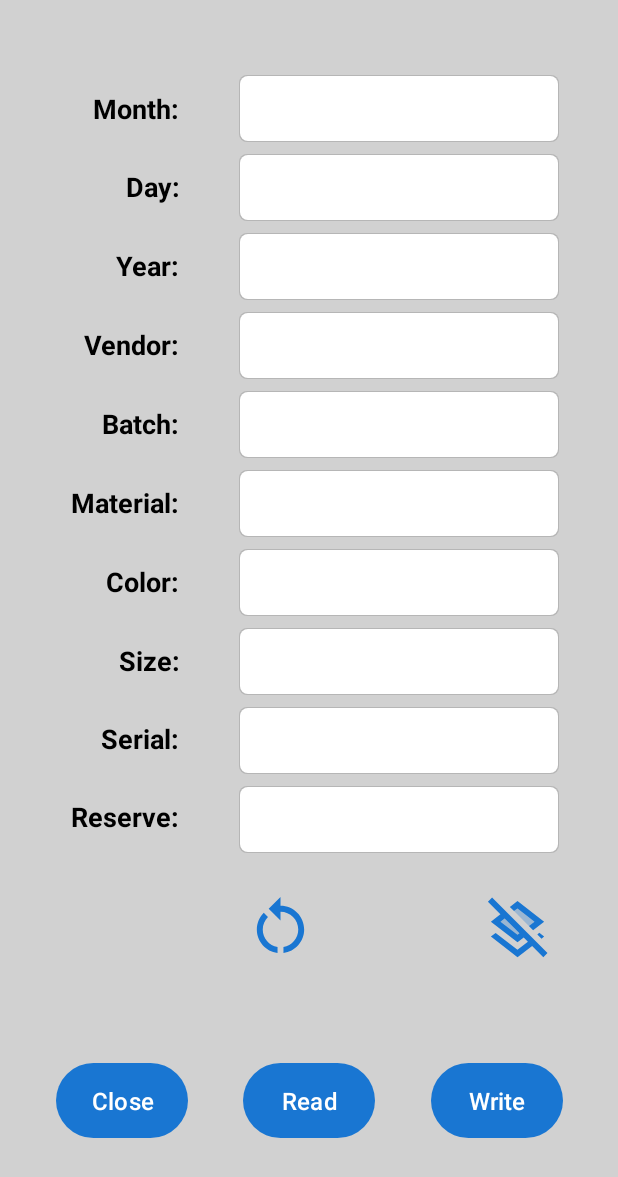
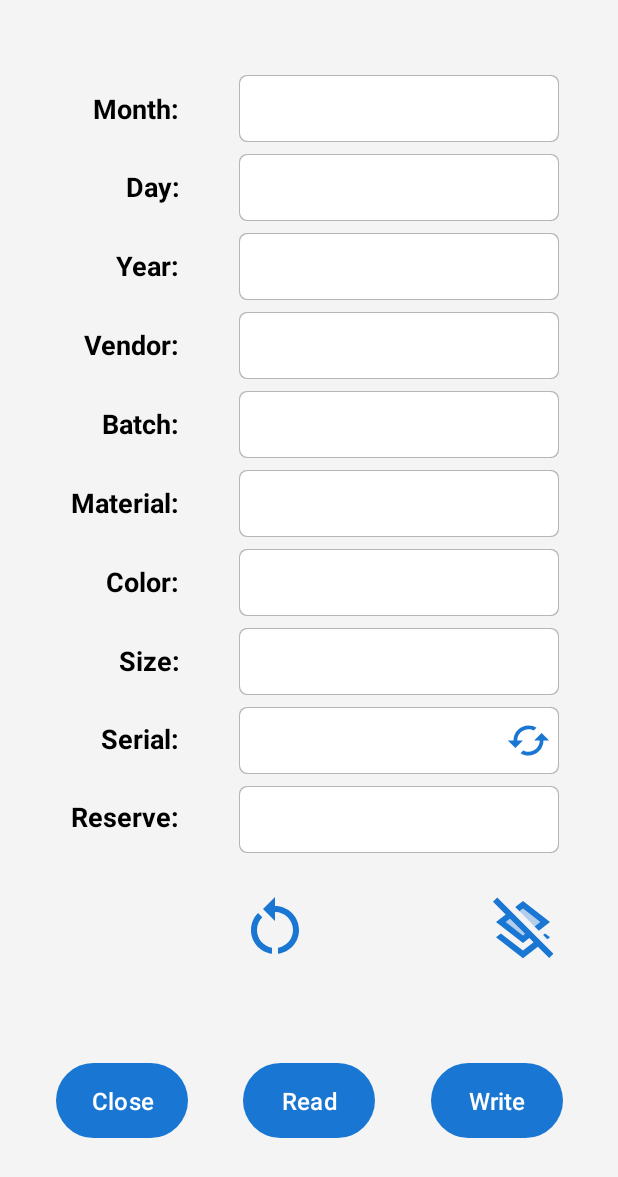
Before and after one commit to Xander93/K2-RFID, an Android app: the layout manual_dialog.xml on its own in the app's theme, with its tools: preview values and no code run, on a phone screen of 412 x 824 dp. Shown: the top 1177 px of the screen. Run offline under Robolectric (Android 15) with nearby library versions, the phone set to English and light mode, and no system bars.

Commit message:
ui tweaks

```diff
--- /dev/null
+++ b/Android/SpoolID/app/src/main/res/drawable/twotone_cached_24.xml
@@ -0,0 +1,10 @@
+<vector xmlns:android="http://schemas.android.com/apk/res/android"
+    android:width="24dp"
+    android:height="24dp"
+    android:viewportWidth="24"
+    android:viewportHeight="24"
+    android:tint="?attr/colorControlNormal">
+  <path
+      android:fillColor="@android:color/white"
+      android:pathData="M19,8l-4,4h3c0,3.31 -2.69,6 -6,6 -1.01,0 -1.97,-0.25 -2.8,-0.7l-1.46,1.46C8.97,19.54 10.43,20 12,20c4.42,0 8,-3.58 8,-8h3l-4,-4zM6,12c0,-3.31 2.69,-6 6,-6 1.01,0 1.97,0.25 2.8,0.7l1.46,-1.46C15.03,4.46 13.57,4 12,4c-4.42,0 -8,3.58 -8,8H1l4,4 4,-4H6z"/>
+</vector>
--- a/Android/SpoolID/app/src/main/res/layout/manual_dialog.xml
+++ b/Android/SpoolID/app/src/main/res/layout/manual_dialog.xml
@@ -4,7 +4,7 @@
         xmlns:app="http://schemas.android.com/apk/res-auto"
         android:layout_width="match_parent"
         android:layout_height="match_parent"
-        android:background="#D1D1D1"
+        android:background="#F4F4F4"
         android:fillViewport="true"
         app:layout_constraintBottom_toBottomOf="parent"
         app:layout_constraintEnd_toEndOf="parent"
@@ -25,8 +25,8 @@
 
             <ImageView
                 android:id="@+id/btnfmt"
-                android:layout_width="55dp"
-                android:layout_height="47dp"
+                android:layout_width="48dp"
+                android:layout_height="48dp"
                 android:layout_marginTop="28dp"
                 android:contentDescription="@string/format_tag"
                 app:layout_constraintEnd_toEndOf="@+id/txtreserve"
@@ -36,8 +36,8 @@
 
             <ImageView
                 android:id="@+id/btnrst"
-                android:layout_width="55dp"
-                android:layout_height="47dp"
+                android:layout_width="48dp"
+                android:layout_height="48dp"
                 android:layout_marginTop="25dp"
                 android:contentDescription="@string/reset_to_default"
                 app:layout_constraintStart_toStartOf="@+id/txtreserve"
@@ -436,5 +436,17 @@
                 app:layout_constraintStart_toStartOf="parent"
                 app:layout_constraintTop_toBottomOf="@+id/lblserial" />
 
+            <ImageView
+                android:id="@+id/btnrnd"
+                android:layout_width="30dp"
+                android:layout_height="30dp"
+                android:layout_marginTop="7dp"
+                android:layout_marginEnd="5dp"
+                android:contentDescription="@string/reset_to_default"
+                app:layout_constraintEnd_toEndOf="@+id/txtserial"
+                app:layout_constraintTop_toTopOf="@+id/txtserial"
+                app:srcCompat="@drawable/twotone_cached_24"
+                app:tint="#1976D2" />
+
         </androidx.constraintlayout.widget.ConstraintLayout>
 </ScrollView>
--- a/Android/SpoolID/app/src/main/res/layout/picker_dialog.xml
+++ b/Android/SpoolID/app/src/main/res/layout/picker_dialog.xml
@@ -13,6 +13,7 @@
     android:layout_gravity="center|fill_vertical"
     android:layout_width="match_parent"
     android:layout_height="wrap_content"
+    android:background="#D1D1D1"
     android:layout_marginStart="0dp"
     android:layout_marginTop="0dp"
     android:layout_marginEnd="0dp"
```
Also changed, not shown: Android/SpoolID/app/src/main/java/dngsoftware/spoolid/MainActivity.java (+7 -2 lines), Android/SpoolID/app/src/main/res/layout/activity_main.xml (+9 -8 lines), Android/SpoolID/app/src/main/res/drawable/palette.png.
